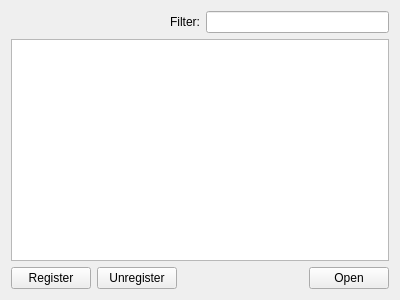
This is PluginListWidget.ui in asianirish/AI-Ronaut as Qt 5 draws it before an edit. The edited form follows.
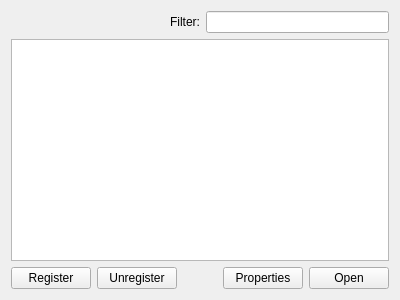
This is the edited form.

Commit message: add propertiesButton and its function

What changed in the file:
```diff
--- a/PluginListWidget.ui
+++ b/PluginListWidget.ui
@@ -88,6 +88,13 @@
         </property>
        </widget>
       </item>
+      <item row="0" column="3">
+       <widget class="QPushButton" name="propertiesButton">
+        <property name="text">
+         <string>Properties</string>
+        </property>
+       </widget>
+      </item>
      </layout>
     </widget>
    </item>
```
The commit also changes 2 other files.
